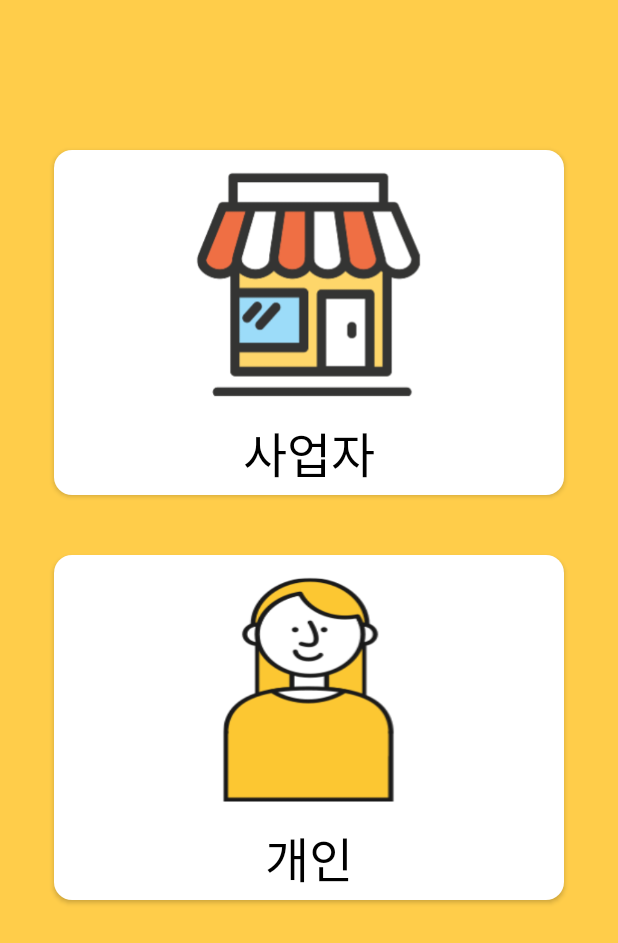
After one commit to nookcoder/KBCompetition, an Android app: the layout select_user_activity.xml on its own in the app's theme, with its tools: preview values and no code run, on a phone screen of 412 x 824 dp. The commit adds this screen. Shown: the top 943 px of the screen. Run offline under Robolectric (Android 15) with nearby library versions, the phone set to English and light mode, and no system bars.

Commit message:
[add]사용자 선택 화면 (사업자/개인 선택) 추가

```diff
--- /dev/null
+++ b/app/src/main/java/com/kbc/Select_Log_Activity.java
@@ -0,0 +1,5 @@
+package com.kbc;
+
+public class Select_Log_Activity {
+
+}
--- /dev/null
+++ b/app/src/main/res/drawable/resize_person_image.xml
@@ -0,0 +1,10 @@
+<?xml version="1.0" encoding="utf-8"?>
+<layer-list xmlns:android="http://schemas.android.com/apk/res/android">
+    <item
+        android:width="115dp"
+        android:height="150dp"
+        android:drawable="@drawable/image_person"
+        android:top="15dp"
+        android:bottom="10dp"
+        />
+</layer-list>
--- /dev/null
+++ b/app/src/main/res/drawable/resize_store_image.xml
@@ -0,0 +1,9 @@
+<?xml version="1.0" encoding="utf-8"?>
+<layer-list xmlns:android="http://schemas.android.com/apk/res/android">
+    <item
+        android:width="150dp"
+        android:height="150dp"
+        android:top="15dp"
+        android:bottom="10dp"
+        android:drawable="@drawable/image_store" />
+</layer-list>
--- a/app/src/main/res/layout/select_activity.xml
+++ b/app/src/main/res/layout/select_log_activity.xml
@@ -8,17 +8,18 @@
     android:orientation="vertical">
 
     <ImageView
+        android:contentDescription="StringValue"
         android:id="@+id/logo"
         android:layout_width="wrap_content"
         android:layout_height="wrap_content"
-        app:srcCompat="@drawable/logo"
+        app:srcCompat="@drawable/image_logo"
         android:layout_marginTop="15dp"/>
 
     <Button
         android:id="@+id/signup"
         android:layout_width="match_parent"
         android:layout_height="wrap_content"
-        android:background="@drawable/round_button"
+        android:background="@drawable/layout_round_button"
         android:backgroundTint="#FFFFFF"
         android:text="회원가입"
         android:textColor="@color/icon_color"
@@ -32,7 +33,7 @@
         android:layout_width="match_parent"
         android:layout_height="wrap_content"
         android:text="로그인"
-        android:background="@drawable/round_button"
+        android:background="@drawable/layout_round_button"
         android:backgroundTint="#FFFFFF"
         android:textColor="@color/icon_color"
         android:layout_marginLeft="15dp"
--- /dev/null
+++ b/app/src/main/res/layout/select_user_activity.xml
@@ -0,0 +1,43 @@
+<?xml version="1.0" encoding="utf-8"?>
+<androidx.appcompat.widget.LinearLayoutCompat
+    xmlns:android="http://schemas.android.com/apk/res/android"
+    xmlns:app="http://schemas.android.com/apk/res-auto"
+    android:layout_width="match_parent"
+    android:layout_height="match_parent"
+    android:background="@color/main_color_yellow"
+    android:orientation="vertical"
+    android:layout_gravity="center"
+     >
+
+    <Button
+        android:layout_gravity="center"
+        android:id="@+id/signup"
+        android:layout_width="340dp"
+        android:layout_height="230dp"
+        android:layout_marginLeft="15dp"
+        android:layout_marginTop="100dp"
+        android:layout_marginRight="15dp"
+        android:background="@drawable/layout_round_button"
+        android:backgroundTint="#FFFFFF"
+        android:drawableTop="@drawable/resize_store_image"
+        android:text="사업자"
+        android:textColor="@color/black"
+        android:textSize="32dp"
+        app:iconTint="#FFFFFF" />
+
+    <Button
+        android:layout_gravity="center"
+        android:id="@+id/signin"
+        android:layout_width="340dp"
+        android:layout_height="230dp"
+        android:layout_marginLeft="15dp"
+        android:layout_marginRight="15dp"
+        android:layout_marginTop="40dp"
+        android:background="@drawable/layout_round_button"
+        android:backgroundTint="#FFFFFF"
+        android:text="개인"
+        android:drawableTop="@drawable/resize_person_image"
+        android:textSize="32dp"
+        android:textColor="@color/black"/>
+
+</androidx.appcompat.widget.LinearLayoutCompat>
```
Also changed, not shown: app/src/main/res/drawable-v24/image_logo.png (renamed from app/src/main/res/drawable-v24/logo.png), app/src/main/res/drawable-v24/image_person.png (added), app/src/main/res/drawable-v24/image_store.png (added), app/src/main/res/drawable/layout_round_button.xml (renamed from app/src/main/res/drawable/round_button.xml).
